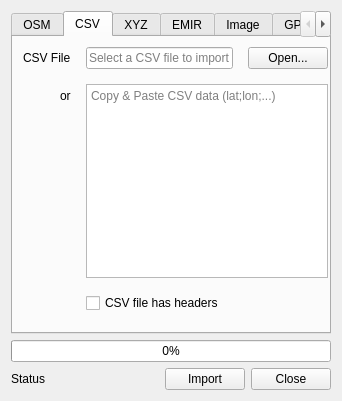
Above: GeoDataImportDialog.ui from rostskadat/FreeCAD-geodata before the change. Below: the same form after it.
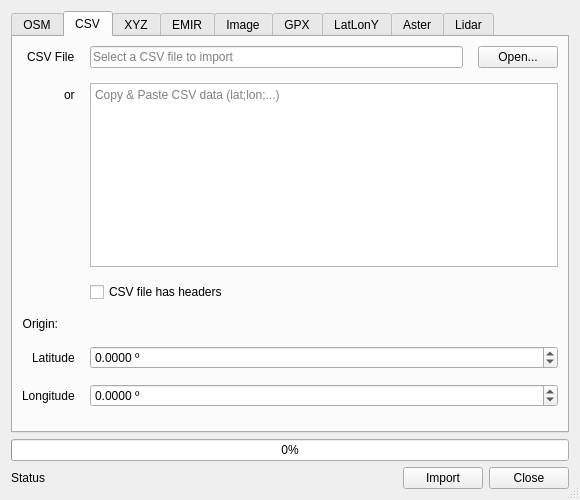
That is the form after the change.

Commit message: updated csv import

```diff
--- a/GeoDataImportDialog.ui
+++ b/GeoDataImportDialog.ui
@@ -9,8 +9,8 @@
    <rect>
     <x>0</x>
     <y>0</y>
-    <width>342</width>
-    <height>401</height>
+    <width>580</width>
+    <height>500</height>
    </rect>
   </property>
   <property name="minimumSize">
@@ -29,7 +29,7 @@
    <locale language="English" country="UnitedStates"/>
   </property>
   <property name="sizeGripEnabled">
-   <bool>false</bool>
+   <bool>true</bool>
   </property>
   <property name="modal">
    <bool>false</bool>
@@ -338,25 +338,42 @@
         <attribute name="title">
          <string>CSV</string>
         </attribute>
-        <widget class="QWidget" name="formLayoutWidget">
-         <property name="geometry">
-          <rect>
-           <x>10</x>
-           <y>10</y>
-           <width>305</width>
-           <height>266</height>
-          </rect>
-         </property>
+        <layout class="QVBoxLayout" name="verticalLayout">
+         <item>
          <layout class="QFormLayout" name="formLayout_2">
+           <property name="sizeConstraint">
+            <enum>QLayout::SetDefaultConstraint</enum>
+           </property>
+           <property name="fieldGrowthPolicy">
+            <enum>QFormLayout::AllNonFixedFieldsGrow</enum>
+           </property>
+           <property name="rowWrapPolicy">
+            <enum>QFormLayout::DontWrapRows</enum>
+           </property>
           <property name="labelAlignment">
            <set>Qt::AlignRight|Qt::AlignTrailing|Qt::AlignVCenter</set>
           </property>
+           <property name="formAlignment">
+            <set>Qt::AlignLeading|Qt::AlignLeft|Qt::AlignTop</set>
+           </property>
           <property name="horizontalSpacing">
            <number>15</number>
           </property>
           <property name="verticalSpacing">
            <number>15</number>
           </property>
+           <property name="leftMargin">
+            <number>0</number>
+           </property>
+           <property name="topMargin">
+            <number>0</number>
+           </property>
+           <property name="rightMargin">
+            <number>0</number>
+           </property>
+           <property name="bottomMargin">
+            <number>15</number>
+           </property>
           <item row="0" column="0">
            <widget class="QLabel" name="label_9">
             <property name="text">
@@ -372,11 +389,14 @@
                <string>Select the CSV file to import</string>
               </property>
               <property name="readOnly">
-               <bool>true</bool>
+                <bool>false</bool>
               </property>
               <property name="placeholderText">
                <string>Select a CSV file to import</string>
               </property>
+               <property name="clearButtonEnabled">
+                <bool>true</bool>
+               </property>
              </widget>
             </item>
             <item>
@@ -432,8 +452,68 @@
             </item>
            </layout>
           </item>
-         </layout>
-        </widget>
+           <item row="4" column="0">
+            <widget class="QLabel" name="label_11">
+             <property name="text">
+              <string>Latitude</string>
+             </property>
+            </widget>
+           </item>
+           <item row="4" column="1">
+            <widget class="QDoubleSpinBox" name="csvLatitude">
+             <property name="suffix">
+              <string> º</string>
+             </property>
+             <property name="decimals">
+              <number>4</number>
+             </property>
+             <property name="minimum">
+              <double>-90.000000000000000</double>
+             </property>
+             <property name="maximum">
+              <double>90.000000000000000</double>
+             </property>
+             <property name="singleStep">
+              <double>1.000000000000000</double>
+             </property>
+            </widget>
+           </item>
+           <item row="5" column="0">
+            <widget class="QLabel" name="label_12">
+             <property name="text">
+              <string>Longitude</string>
+             </property>
+            </widget>
+           </item>
+           <item row="5" column="1">
+            <widget class="QDoubleSpinBox" name="csvLongitude">
+             <property name="suffix">
+              <string> º</string>
+             </property>
+             <property name="decimals">
+              <number>4</number>
+             </property>
+             <property name="minimum">
+              <double>-180.000000000000000</double>
+             </property>
+             <property name="maximum">
+              <double>180.000000000000000</double>
+             </property>
+            </widget>
+           </item>
+           <item row="3" column="0">
+            <widget class="QLabel" name="label_13">
+             <property name="text">
+              <string>Origin:</string>
+             </property>
+             <property name="alignment">
+              <set>Qt::AlignRight|Qt::AlignTrailing|Qt::AlignVCenter</set>
+             </property>
+            </widget>
+           </item>
+          </layout>
+         </item>
+        </layout>
        </widget>
        <widget class="QWidget" name="tabXYZ">
         <attribute name="title">
```
Left out of the diff: 44 changed lines with no effect on the pictures. Lines whose indentation alone changed are shown as unchanged. The commit also changes 3 other files.
